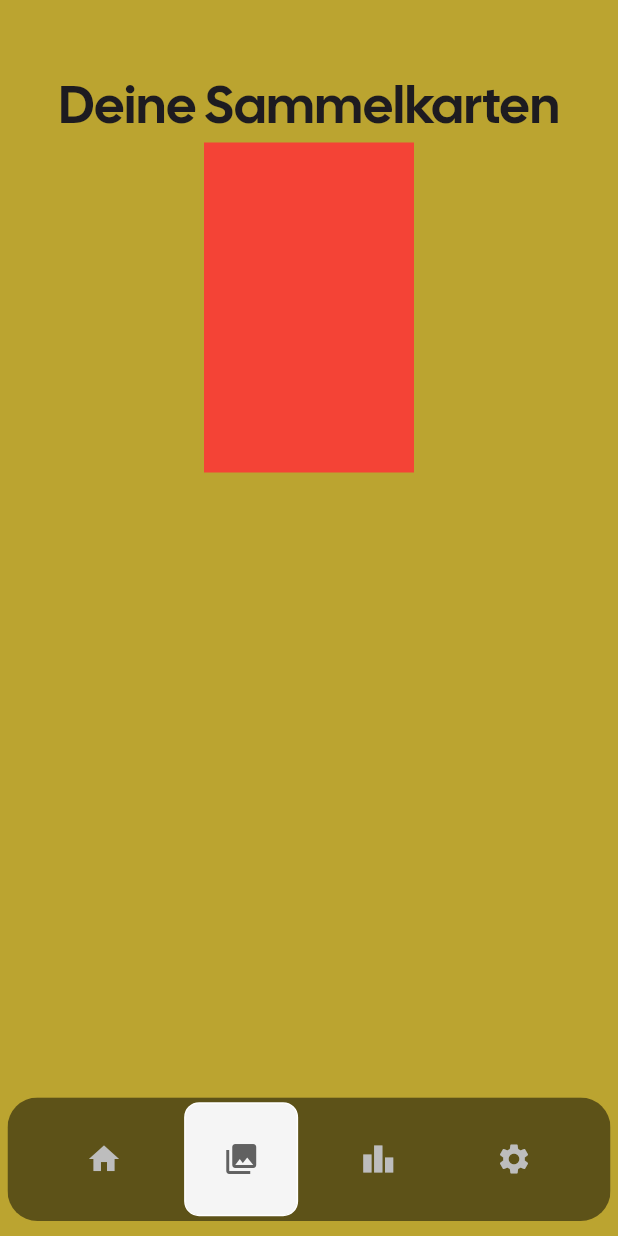
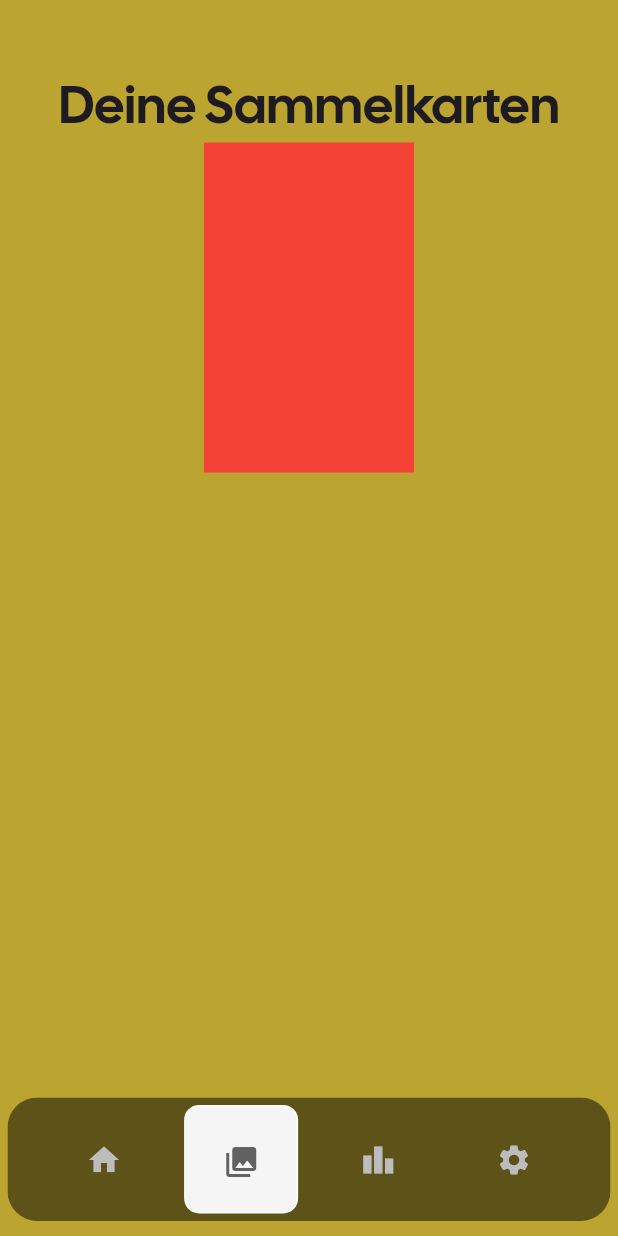
Before and after one commit to BlJanosch/Hermes, a Flutter app: the CollectionPage screen opened directly, on a phone screen of 412 x 824 dp. Run offline on Flutter 3.47's test engine with Material 3 defaults, Android fonts, the phone set to English and light mode, and no system bars; drawn by our look-alikes of google_nav_bar; our stand-ins replace flutter_map, flutter_svg, geolocator, latlong2; missing offline and left inert: flutter_map_location_marker.

Commit message:
Updated Bottom_Nav_Bar

```diff
--- a/src/frontend/hermes/lib/components/bottom_nav_bar.dart
+++ b/src/frontend/hermes/lib/components/bottom_nav_bar.dart
@@ -54,7 +54,7 @@ class MyBottomNavBar extends StatelessWidget {
           tabBackgroundColor: Colors.grey.shade100,
           mainAxisAlignment: MainAxisAlignment.center,
           tabBorderRadius: 10,
-          tabMargin: EdgeInsets.symmetric(horizontal: horizontalMargin),
+          tabMargin: EdgeInsets.symmetric(horizontal: horizontalMargin, vertical: 5),
           tabs: const [
             GButton(icon: Icons.home),
             GButton(icon: Icons.collections),
```
